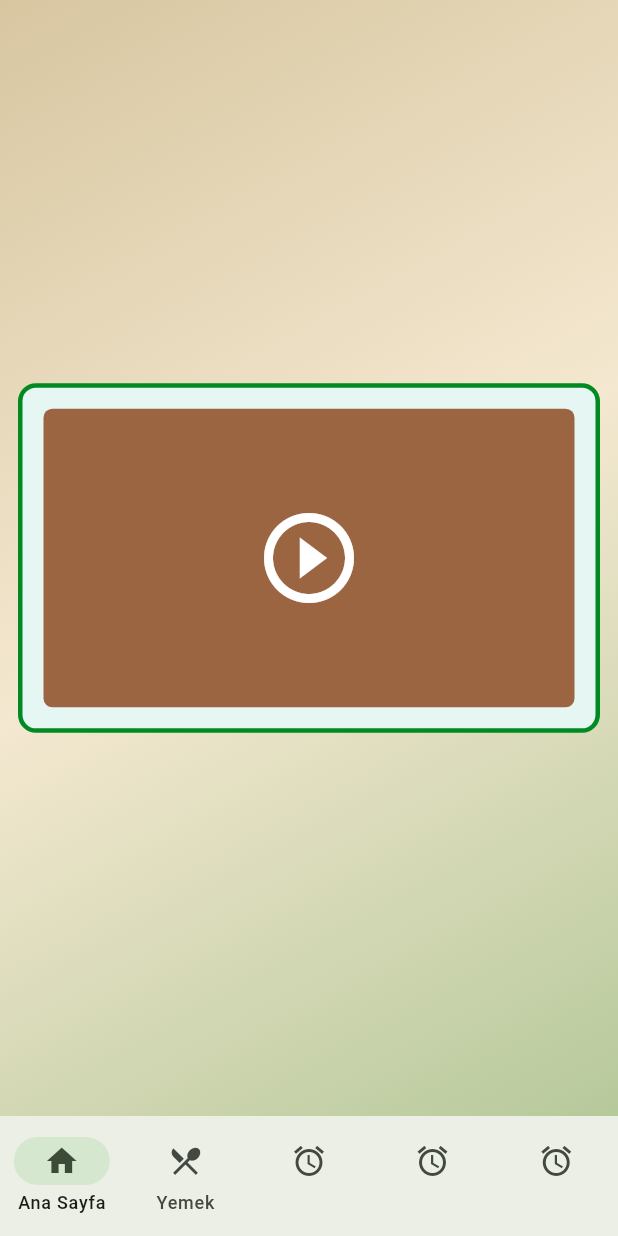
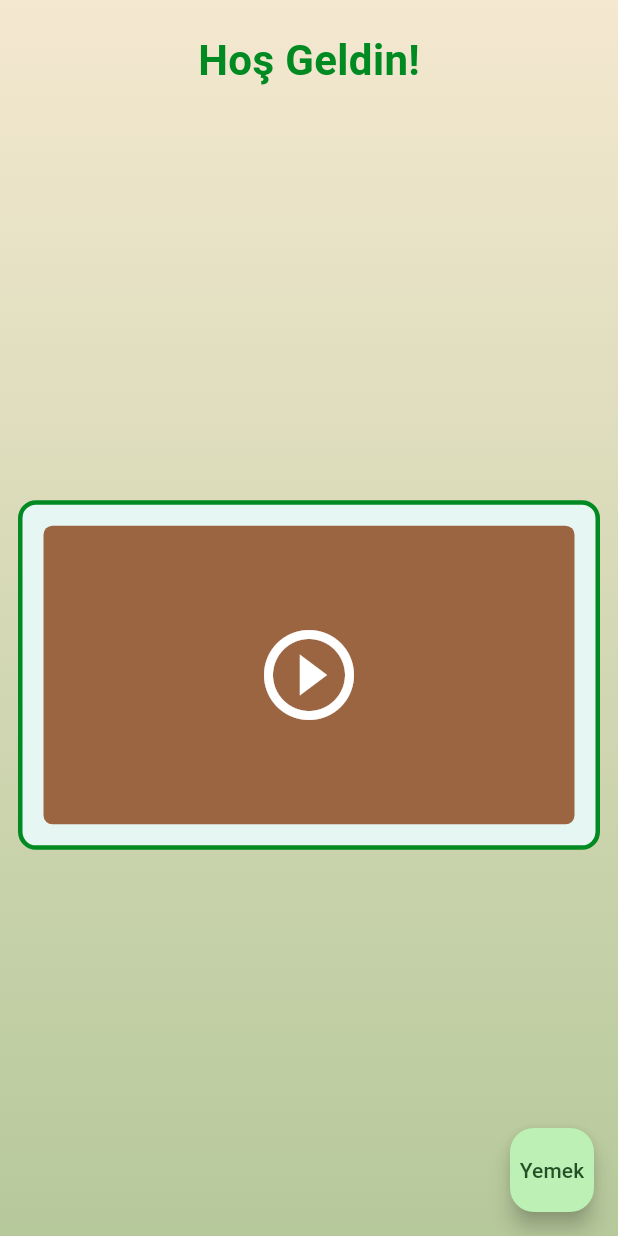
Before and after one commit to Foxsolof/Aynisi-Evde-Mobil, a Flutter app: the screen it shows after launch, on a phone screen of 412 x 824 dp. Run offline on Flutter 3.47's test engine with Material 3 defaults, Android fonts, the light colour scheme and no system bars.

Commit message:
Update main.dart

```diff
--- a/aynisi_evde/lib/main.dart
+++ b/aynisi_evde/lib/main.dart
@@ -1,4 +1,3 @@
-
 import 'package:flutter/material.dart';
 import 'pages/yemek_page.dart';
 
@@ -12,109 +11,73 @@ class MyApp extends StatelessWidget {
         debugShowCheckedModeBanner: false,
         title: 'AynısıEvde',
         theme: ThemeData(
-      useMaterial3: true,
-      colorScheme: ColorScheme.fromSeed(seedColor: const Color(0xFF16B63B)),
+          colorScheme: ColorScheme.fromSeed(
+          seedColor: const Color(0xFF16B63B),
+          ),
         ),
         home: const AnaSayfa(),
       );
 }
 
-class AnaSayfa extends StatefulWidget {
+class AnaSayfa extends StatelessWidget {
   const AnaSayfa({super.key});
 
 @override
-  State<AnaSayfa> createState() => _AnaSayfaState();
-}
+Widget build(BuildContext context) => Scaffold(
+  body: const anasayfa_content(),
+  // Alt buton
+    floatingActionButton: FloatingActionButton(
+      onPressed: () {
+        Navigator.push(
+          context,
+          MaterialPageRoute(
+          builder: (context) => const YemekPage(),),);},
+      child: const Text('Yemek'),),);}
 
-class _AnaSayfaState extends State<AnaSayfa> {
-  int seciliSekme = 0;
-
-  @override
-  Widget build(BuildContext context) => Scaffold(
-    body: IndexedStack(
-      index: seciliSekme,
-      children: const [
-        AnaSayfaIcerigi(),
-        YemekPage(),
-        SizedBox.shrink(),
-        SizedBox.shrink(),
-        SizedBox.shrink(),
-      ],
-    ),
-
-    // Alt menü aynı bırakıldı.
-    bottomNavigationBar: NavigationBar(
-      selectedIndex: seciliSekme,
-      onDestinationSelected: (i) => setState(() => seciliSekme = i),
-      destinations: const [
-        NavigationDestination(
-          icon: Icon(Icons.home_outlined),
-          selectedIcon: Icon(Icons.home),
-          label: 'Ana Sayfa',
-        ),
-        NavigationDestination(
-          icon: Icon(Icons.restaurant_menu_outlined),
-          selectedIcon: Icon(Icons.restaurant_menu),
-          label: 'Yemek',
-        ),
-        NavigationDestination(icon: Icon(Icons.access_alarm), label: ''),
-        NavigationDestination(icon: Icon(Icons.access_alarm), label: ''),
-        NavigationDestination(icon: Icon(Icons.access_alarm), label: ''),
-      ],
-    ),
-  );
-}
-
-class AnaSayfaIcerigi extends StatelessWidget {
-  const AnaSayfaIcerigi({super.key});
+class anasayfa_content extends StatelessWidget {
+  const anasayfa_content({super.key});
 
 @override
 Widget build(BuildContext context) => Container(
-    // Ana sayfanın arka planı.
   decoration: const BoxDecoration(
     gradient: LinearGradient(
-        begin: Alignment.topLeft,
-        end: Alignment.bottomRight,
+      begin: Alignment.topCenter,
+      end: Alignment.bottomCenter,
       colors: [
-          Color(0xFFD7C6A0),
         Color(0xFFF4E8D0),
-          Color(0xFFB6C99B),
-        ],
-      ),
-    ),
+        Color(0xFFB6C99B),],),),
   child: SafeArea(
+    child: Column(
+      children: [
+        // Hoş geldin mesajı
+         const Padding(
+          padding: EdgeInsets.only(top: 20, bottom: 16),
+          child: Text('Hoş Geldin!',style: TextStyle(fontSize: 28,fontWeight: FontWeight.bold,color: Color(0xFF008A21),),),),
+
+          // Video çerçevesi
+        Expanded(
           child: Center(
             child: Container(
-          constraints: const BoxConstraints(maxWidth: 720),
-          margin: const EdgeInsets.all(12),
-          padding: const EdgeInsets.all(14),
-
-          // Videoyu çevreleyen basit çerçeve.
+              // Genişlik
+              width: double.infinity,
+              // Maksimum genişlik
+              constraints: const BoxConstraints(maxWidth: 480),
+              margin: const EdgeInsets.all(12), // Dış boşluk
+              padding: const EdgeInsets.all(14), // İç boşluk
               decoration: BoxDecoration(
                 color: const Color(0xFFE5F6F3),
-            border: Border.all(color: const Color(0xFF008A21), width: 3),
-            borderRadius: BorderRadius.circular(12),
-          ),
+                border: Border.all(color: const Color(0xFF008A21),width: 3),
+                borderRadius: BorderRadius.circular(12),),
               child: AspectRatio(
-            // Video alanının genişlik/yükseklik oranı.
                 aspectRatio: 16 / 9,
                 child: Container(
                   decoration: BoxDecoration(
                     color: const Color(0xFF9B6542),
-                borderRadius: BorderRadius.circular(6),
-              ),
-              // Şimdilik gerçek video yerine basit bir önizleme gösterilir.
+                    borderRadius: BorderRadius.circular(6),),
                   child: const Center(
                     child: Icon(
                       Icons.play_circle_outline,
                       size: 72,
-                  color: Colors.white,
-                ),
-              ),
-            ),
-          ),
-        ),
-      ),
-    ),
-  );
+                      color: Colors.white,),),),
+                      ),),),),],),),);
 }
```
Lines whose indentation alone changed are shown as unchanged.
